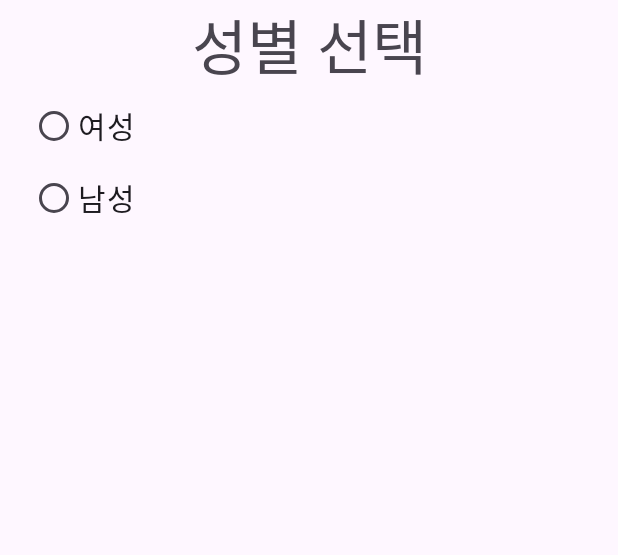
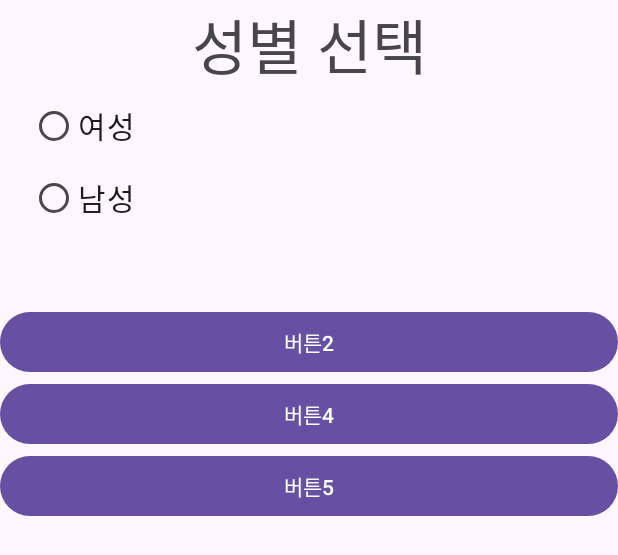
Before and after one commit to S7f5bd8/WidgetTest1, an Android app: the layout activity_main2.xml on its own in the app's theme, with its tools: preview values and no code run, on a phone screen of 412 x 824 dp. Shown: the top 555 px of the screen. Run offline under Robolectric (Android 15) with nearby library versions, the phone set to English and light mode, and no system bars.

Commit message:
Visibility 속성

```diff
--- a/app/src/main/res/layout/activity_main.xml
+++ b/app/src/main/res/layout/activity_main.xml
@@ -19,8 +19,8 @@
         android:textSize="@dimen/textSizeMedium"
         />
     <TextView
-        android:layout_width="match_parent"
-        android:layout_height="wrap_content"
+        android:layout_width="200dp"
+        android:layout_height="300dp"
         android:text="@string/btn1"
         android:layout_marginTop="@dimen/marginLarge"
         android:textSize="@dimen/textSizeSmall"
--- a/app/src/main/res/layout/activity_main2.xml
+++ b/app/src/main/res/layout/activity_main2.xml
@@ -33,4 +33,31 @@
         android:layout_marginLeft="@dimen/marginSmall"
         />
     </RadioGroup>
+
+    <Button
+        android:layout_width="match_parent"
+        android:layout_height="wrap_content"
+        android:visibility="invisible"
+        android:text="버튼1"/>
+
+    <Button
+        android:layout_width="match_parent"
+        android:layout_height="wrap_content"
+        android:text="버튼2"/>
+
+    <Button
+        android:layout_width="match_parent"
+        android:layout_height="wrap_content"
+        android:visibility="gone"
+        android:text="버튼3"/>
+
+    <Button
+        android:layout_width="match_parent"
+        android:layout_height="wrap_content"
+        android:text="버튼4"/>
+
+    <Button
+        android:layout_width="match_parent"
+        android:layout_height="wrap_content"
+        android:text="버튼5"/>
 </LinearLayout>
--- a/app/src/main/res/values/strings.xml
+++ b/app/src/main/res/values/strings.xml
@@ -4,4 +4,7 @@
     <string name="gender">성별 선택</string>
     <string name="female">여성</string>
     <string name="male">남성</string>
+    <string name="textInput">여기에 이름 입력</string>
+    <string name="editHint">꼭 채워 주세요</string>
+    <string name="btnConfirm">확인</string>
 </resources>
```
Also changed, not shown: app/src/main/AndroidManifest.xml (+10 -4 lines), app/src/main/java/kr/ac/kopo/widgettest1/MainActivity3.kt (added, +11 -0 lines), app/src/main/res/layout/activity_main3.xml (added, +31 -0 lines).
